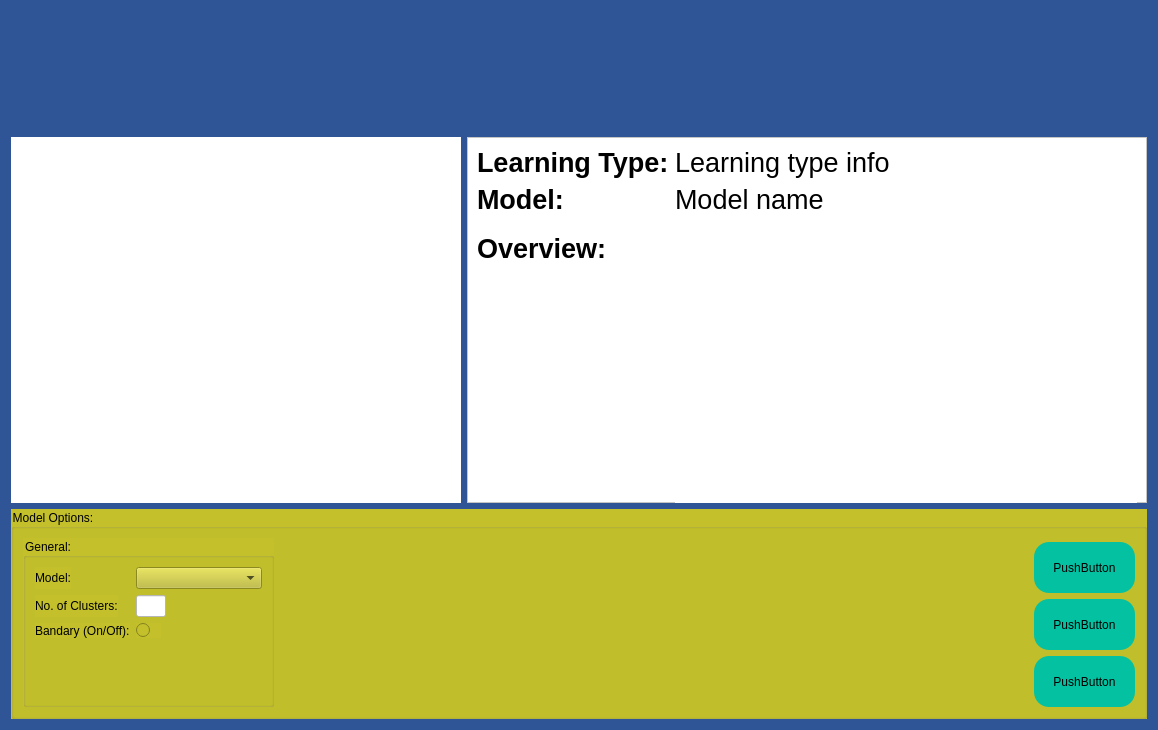
Above: Additional Content/QT Designer Screens/freeplayscreenupdate.ui from codingWithAndy/Thesis_Project before the change. Below: the same form after it.
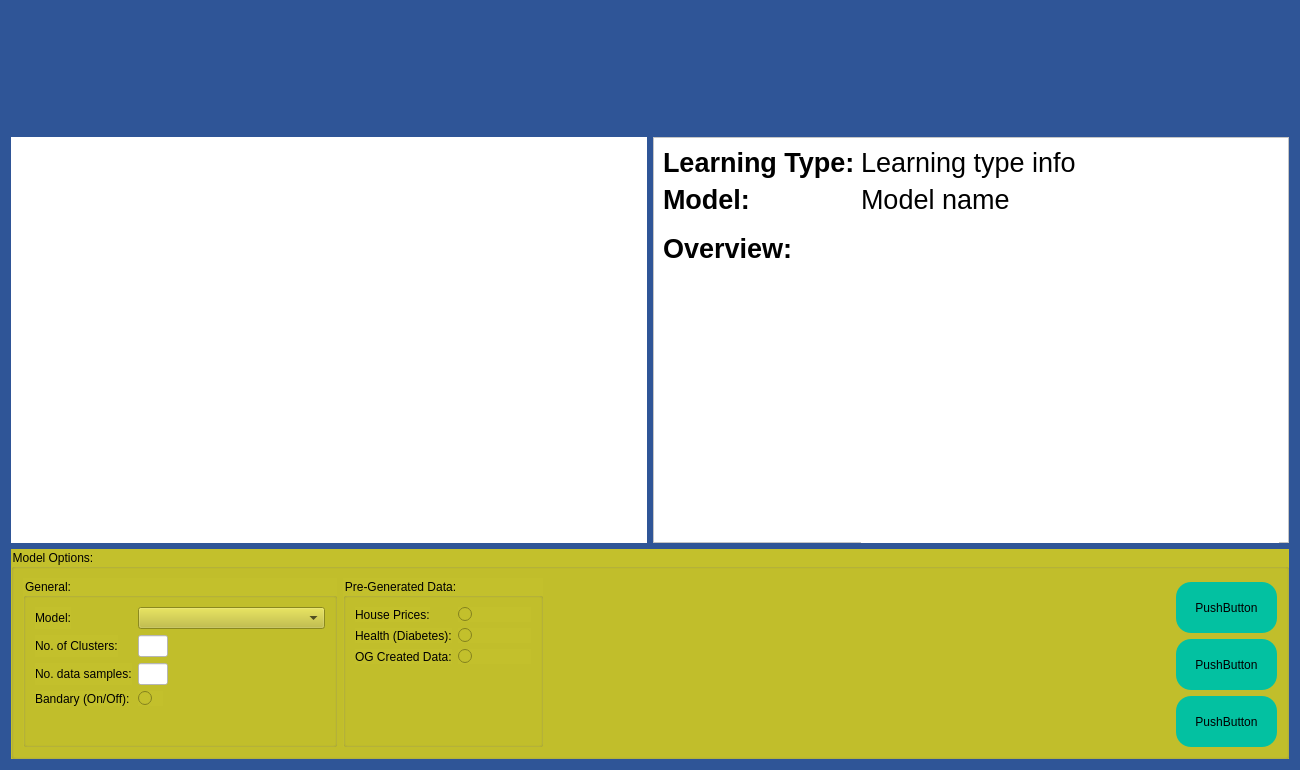
That is the form after the change. Icons and pictures are not drawn.

Commit message: Free Play update & added data samples for Lin Reg.

```diff
--- a/Additional Content/QT Designer Screens/freeplayscreenupdate.ui
+++ b/Additional Content/QT Designer Screens/freeplayscreenupdate.ui
@@ -6,10 +6,16 @@
    <rect>
     <x>0</x>
     <y>0</y>
-    <width>1158</width>
-    <height>730</height>
+    <width>1300</width>
+    <height>770</height>
    </rect>
   </property>
+  <property name="minimumSize">
+   <size>
+    <width>1300</width>
+    <height>770</height>
+   </size>
+  </property>
   <property name="windowTitle">
    <string>Form</string>
   </property>
@@ -229,23 +235,6 @@
             </property>
            </widget>
           </item>
-          <item row="3" column="1">
-           <layout class="QHBoxLayout" name="horizontalLayout_3">
-            <item>
-             <spacer name="horizontalSpacer_4">
-              <property name="orientation">
-               <enum>Qt::Horizontal</enum>
-              </property>
-              <property name="sizeHint" stdset="0">
-               <size>
-                <width>40</width>
-                <height>20</height>
-               </size>
-              </property>
-             </spacer>
-            </item>
-           </layout>
-          </item>
          </layout>
         </widget>
        </item>
@@ -285,7 +274,7 @@
         <item>
          <layout class="QHBoxLayout" name="groupBoxH1">
           <item>
-           <widget class="QGroupBox" name="generalLayoutG">
+           <widget class="QGroupBox" name="generalGroupbox">
             <property name="title">
              <string>General:</string>
             </property>
@@ -312,7 +301,7 @@
               </widget>
              </item>
              <item row="1" column="1">
-              <widget class="QLineEdit" name="lineEdit">
+              <widget class="QLineEdit" name="numberOfClustersLineedit">
                <property name="maximumSize">
                 <size>
                  <width>30</width>
@@ -331,14 +320,14 @@
                </property>
               </widget>
              </item>
-             <item row="2" column="0">
+             <item row="3" column="0">
               <widget class="QLabel" name="boundaryLabel">
                <property name="text">
                 <string>Bandary (On/Off):</string>
                </property>
               </widget>
              </item>
-             <item row="2" column="1">
+             <item row="3" column="1">
               <widget class="QRadioButton" name="boundaryOnOffRadioButton">
                <property name="maximumSize">
                 <size>
@@ -351,6 +340,38 @@
                </property>
               </widget>
              </item>
+             <item row="2" column="0">
+              <widget class="QLabel" name="dataSampleLabel">
+               <property name="text">
+                <string>No. data samples:</string>
+               </property>
+              </widget>
+             </item>
+             <item row="2" column="1">
+              <widget class="QLineEdit" name="dataSampleLineedit">
+               <property name="minimumSize">
+                <size>
+                 <width>30</width>
+                 <height>0</height>
+                </size>
+               </property>
+               <property name="maximumSize">
+                <size>
+                 <width>30</width>
+                 <height>16777215</height>
+                </size>
+               </property>
+               <property name="focusPolicy">
+                <enum>Qt::ClickFocus</enum>
+               </property>
+               <property name="autoFillBackground">
+                <bool>false</bool>
+               </property>
+               <property name="styleSheet">
+                <string notr="true">background-color: white;</string>
+               </property>
+              </widget>
+             </item>
             </layout>
            </widget>
           </item>
@@ -359,17 +380,61 @@
         <item>
          <layout class="QHBoxLayout" name="groupBoxH2">
           <item>
-           <spacer name="horizontalSpacer">
-            <property name="orientation">
-             <enum>Qt::Horizontal</enum>
-            </property>
-            <property name="sizeHint" stdset="0">
+           <widget class="QGroupBox" name="dataGroupbox">
+            <property name="minimumSize">
              <size>
-              <width>40</width>
-              <height>20</height>
+              <width>200</width>
+              <height>0</height>
              </size>
             </property>
-           </spacer>
+            <property name="title">
+             <string>Pre-Generated Data:</string>
+            </property>
+            <layout class="QFormLayout" name="formLayout">
+             <item row="0" column="0">
+              <widget class="QLabel" name="data1Label">
+               <property name="text">
+                <string>House Prices:</string>
+               </property>
+              </widget>
+             </item>
+             <item row="1" column="0">
+              <widget class="QLabel" name="data2Label">
+               <property name="text">
+                <string>Health (Diabetes):</string>
+               </property>
+              </widget>
+             </item>
+             <item row="0" column="1">
+              <widget class="QRadioButton" name="data1RadioBtn">
+               <property name="text">
+                <string/>
+               </property>
+              </widget>
+             </item>
+             <item row="1" column="1">
+              <widget class="QRadioButton" name="data2RadioBtn">
+               <property name="text">
+                <string/>
+               </property>
+              </widget>
+             </item>
+             <item row="2" column="0">
+              <widget class="QLabel" name="data3Label">
+               <property name="text">
+                <string>OG Created Data:</string>
+               </property>
+              </widget>
+             </item>
+             <item row="2" column="1">
+              <widget class="QRadioButton" name="data3radioBtn">
+               <property name="text">
+                <string/>
+               </property>
+              </widget>
+             </item>
+            </layout>
+           </widget>
           </item>
          </layout>
         </item>
```
The commit also changes 10 other files.
